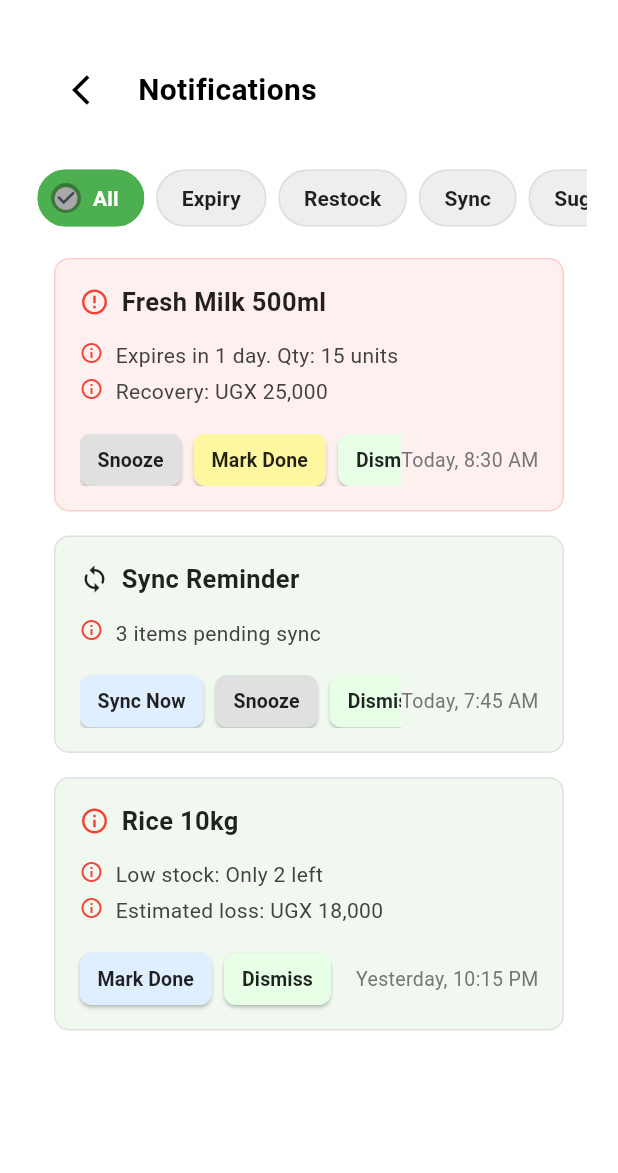
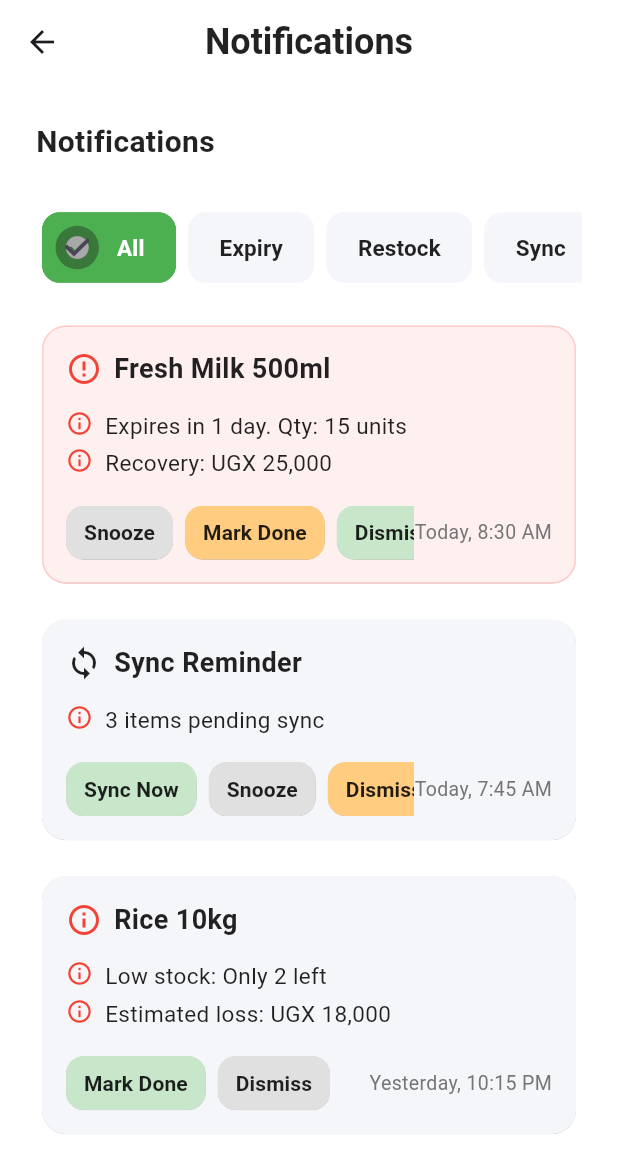
Before and after one commit to kalasamuel/FreshTally, a Flutter app: the NotificationCenterPage screen opened by its route, on a phone screen of 412 x 824 dp. Shown: the top 1173 px of the screen. Run offline on Flutter 3.47's test engine with Material 3 defaults, Android fonts, the phone set to English and light mode, and no system bars; our stand-ins replace cloud_firestore, firebase_auth, firebase_core; accounts and stored records are empty.

Commit message:
notif and syn

```diff
--- a/freshtally/lib/pages/shelfStaff/notifications/notifications_shelfstaff.dart
+++ b/freshtally/lib/pages/shelfStaff/notifications/notifications_shelfstaff.dart
@@ -1,25 +1,5 @@
 import 'package:flutter/material.dart';
-
-void main() {
-  runApp(const MyApp());
-}
-
-class MyApp extends StatelessWidget {
-  const MyApp({super.key});
-
-  @override
-  Widget build(BuildContext context) {
-    return MaterialApp(
-      title: 'Notifications UI',
-      theme: ThemeData(
-        primarySwatch: Colors.green,
-        fontFamily: 'Inter', // Assuming Inter font for a modern look
-      ),
-      home: const NotificationCenterPage(),
-      debugShowCheckedModeBanner: false, // Hide the debug banner
-    );
-  }
-}
+import 'package:freshtally/pages/shelfStaff/settings/settings_page.dart'; // Assuming settings page is shared or similar
 
 class NotificationCenterPage extends StatefulWidget {
   const NotificationCenterPage({super.key});
@@ -35,55 +15,56 @@ class _NotificationCenterPageState extends State<NotificationCenterPage> {
   @override
   Widget build(BuildContext context) {
     return Scaffold(
-      backgroundColor: const Color(0xFFFFFFFF), // Light green background
+      backgroundColor: const Color(
+        0xFFFFFFFF,
+      ), // Sets the background color of the scaffold to white.
+      appBar: AppBar(
+        backgroundColor: const Color(
+          0xFFFFFFFF,
+        ), // AppBar background color matches the body.
+        elevation: 0.0, // Removes the shadow under the app bar for a flat look.
+
+        title: const Text(
+          'Notifications',
+          style: TextStyle(
+            fontSize: 24,
+            fontWeight: FontWeight.bold,
+            color: Colors.black87,
+          ),
+        ),
+        centerTitle: true, // Centers the title in the app bar.
+      ),
       body: SafeArea(
-        child: Center(
-          child: Container(
-            margin: const EdgeInsets.all(
-              20.0,
-            ), // Margin around the main content area
+        child: SingleChildScrollView(
+          child: Padding(
+            padding: const EdgeInsets.symmetric(
+              horizontal:
+                  24.0, // Consistent horizontal padding for the content.
+              vertical: 24.0, // Consistent vertical padding for the content.
+            ),
             child: Column(
-              crossAxisAlignment:
-                  CrossAxisAlignment.start, // Align content to the start
+              crossAxisAlignment: CrossAxisAlignment
+                  .start, // Aligns children to the start (left).
               children: [
-                // App Bar Section
-                Padding(
-                  padding: const EdgeInsets.all(16.0),
-                  child: Row(
-                    children: [
-                      // Back arrow icon
-                      IconButton(
-                        icon: const Icon(
-                          Icons.arrow_back_ios,
-                          color: Colors.black,
-                        ),
-                        onPressed: () {
-                          // Handle back button press
-                          Navigator.pop(context);
-                        },
-                      ),
-                      const SizedBox(width: 8), // Spacer
-                      // "Notifications" title
+                // Section Title for "Notifications".
                 const Text(
                   'Notifications',
                   style: TextStyle(
-                          fontSize: 20,
+                    fontSize: 20, // Consistent section title font size.
                     fontWeight: FontWeight.bold,
-                          color: Colors.black,
+                    color: Colors.black87,
                   ),
                 ),
-                    ],
-                  ),
-                ),
+                const SizedBox(height: 24), // Space below the section title.
                 // Filter Chips
                 Padding(
                   padding: const EdgeInsets.symmetric(
-                    horizontal: 1.0,
+                    horizontal: 0.0, // Adjusted to match main padding.
                     vertical: 8.0,
                   ),
                   child: SingleChildScrollView(
-                    scrollDirection:
-                        Axis.horizontal, // Allow horizontal scrolling for chips
+                    scrollDirection: Axis
+                        .horizontal, // Allow horizontal scrolling for chips.
                     child: Row(
                       children: [
                         _buildFilterChip('All'),
@@ -95,15 +76,12 @@ class _NotificationCenterPageState extends State<NotificationCenterPage> {
                     ),
                   ),
                 ),
+                const SizedBox(
+                  height: 16,
+                ), // Space between chips and notification list.
                 // Notification List
-                Expanded(
-                  child: ListView(
-                    padding: const EdgeInsets.symmetric(
-                      horizontal: 16.0,
-                      vertical: 8.0,
-                    ),
-                    children: [
-                      // Expiry Notification Card
+                // Using Column directly for demonstration; in a real app,
+                // you might use ListView.builder for performance with many items.
                 _buildNotificationCard(
                   context,
                   title: 'Fresh Milk 500ml',
@@ -116,30 +94,32 @@ class _NotificationCenterPageState extends State<NotificationCenterPage> {
                   actionButtons: [
                     _buildActionButton(
                       'Snooze',
-                            Colors.grey[300]!,
+                      const Color(0xFFE0E0E0), // Lighter grey for consistency.
                       Colors.black87,
-                            () => print('Snooze pressed'),
+                      () => debugPrint('Snooze pressed'),
                     ),
                     _buildActionButton(
                       'Mark Done',
-                            const Color(0xFFFFF7A0),
+                      const Color(
+                        0xFFFFCC80,
+                      ), // Lighter orange/amber for consistency.
                       Colors.black87,
-                            () => print('Mark Done pressed'),
+                      () => debugPrint('Mark Done pressed'),
                     ),
                     _buildActionButton(
                       'Dismiss',
-                            const Color(0xFFE6FFE6),
+                      const Color(0xFFC8E6C9), // Light green for consistency.
                       Colors.black87,
-                            () => print('Dismiss pressed'),
+                      () => debugPrint('Dismiss pressed'),
                     ),
                   ],
                   time: 'Today, 8:30 AM',
                   cardColor: const Color(
                     0xFFFFF0F0,
-                        ), // Light reddish background
-                        borderColor: const Color(0xFFFFCCCC), // Reddish border
+                  ), // Light reddish background.
+                  borderColor: const Color(0xFFFFCCCC), // Reddish border.
                 ),
-                      const SizedBox(height: 16), // Space between cards
+                const SizedBox(height: 16), // Space between cards.
                 // Sync Reminder Notification Card
                 _buildNotificationCard(
                   context,
@@ -150,28 +130,30 @@ class _NotificationCenterPageState extends State<NotificationCenterPage> {
                   actionButtons: [
                     _buildActionButton(
                       'Sync Now',
-                            const Color(0xFFE0EFFF),
+                      const Color(0xFFC8E6C9), // Light green for consistency.
                       Colors.black87,
-                            () => print('Sync Now pressed'),
+                      () => debugPrint('Sync Now pressed'),
                     ),
                     _buildActionButton(
                       'Snooze',
-                            Colors.grey[300]!,
+                      const Color(0xFFE0E0E0), // Lighter grey for consistency.
                       Colors.black87,
-                            () => print('Snooze pressed'),
+                      () => debugPrint('Snooze pressed'),
                     ),
                     _buildActionButton(
                       'Dismiss',
-                            const Color(0xFFE6FFE6),
+                      const Color(
+                        0xFFFFCC80,
+                      ), // Lighter orange/amber for consistency.
                       Colors.black87,
-                            () => print('Dismiss pressed'),
+                      () => debugPrint('Dismiss pressed'),
                     ),
                   ],
                   time: 'Today, 7:45 AM',
                   cardColor: const Color(
-                          0xFFF0F8F0,
-                        ), // Very light green/off-white
-                        borderColor: Colors.grey[300]!, // Light grey border
+                    0xFFF5F6FA,
+                  ), // Consistent light background.
+                  borderColor: Colors.transparent, // No border for this card.
                 ),
                 const SizedBox(height: 16),
 
@@ -188,27 +170,24 @@ class _NotificationCenterPageState extends State<NotificationCenterPage> {
                   actionButtons: [
                     _buildActionButton(
                       'Mark Done',
-                            const Color(0xFFE0EFFF),
+                      const Color(0xFFC8E6C9), // Light green for consistency.
                       Colors.black87,
-                            () => print('Mark Done pressed'),
+                      () => debugPrint('Mark Done pressed'),
                     ),
                     _buildActionButton(
                       'Dismiss',
-                            const Color(0xFFE6FFE6),
+                      const Color(0xFFE0E0E0), // Lighter grey for consistency.
                       Colors.black87,
-                            () => print('Dismiss pressed'),
+                      () => debugPrint('Dismiss pressed'),
                     ),
                   ],
                   time: 'Yesterday, 10:15 PM',
                   cardColor: const Color(
-                          0xFFF0F8F0,
-                        ), // Very light green/off-white
-                        borderColor: Colors.grey[300]!, // Light grey border
+                    0xFFF5F6FA,
+                  ), // Consistent light background.
+                  borderColor: Colors.transparent, // No border for this card.
                 ),
-                      const SizedBox(height: 16), // Space after the last card
-                    ],
-                  ),
-                ),
+                const SizedBox(height: 16), // Space after the last card.
               ],
             ),
           ),
@@ -217,7 +196,7 @@ class _NotificationCenterPageState extends State<NotificationCenterPage> {
     );
   }
 
-  // Helper method to build a filter chip
+  // Helper method to build a filter chip.
   Widget _buildFilterChip(String text) {
     final bool isSelected = _selectedFilter == text;
     return Padding(
@@ -228,31 +207,43 @@ class _NotificationCenterPageState extends State<NotificationCenterPage> {
           style: TextStyle(
             color: isSelected ? Colors.white : Colors.black87,
             fontWeight: FontWeight.w600,
+            fontSize: 15, // Consistent font size for chips.
           ),
         ),
         selected: isSelected,
-        selectedColor: Colors.green, // Green when selected
-        backgroundColor: Colors.grey[200], // Light grey when not selected
+        selectedColor: const Color(0xFF4CAF50), // Green when selected.
+        backgroundColor: const Color(
+          0xFFF5F6FA,
+        ), // Light background when not selected.
         onSelected: (bool selected) {
           setState(() {
             _selectedFilter = text;
           });
         },
         shape: RoundedRectangleBorder(
-          borderRadius: BorderRadius.circular(20.0),
+          borderRadius: BorderRadius.circular(
+            12.0,
+          ), // Consistent rounded corners.
           side: BorderSide(
-            color: isSelected ? Colors.green : Colors.grey[300]!,
+            color: isSelected
+                ? const Color(0xFF4CAF50)
+                : Colors
+                      .transparent, // Green border when selected, transparent otherwise.
           ),
         ),
-        labelPadding: const EdgeInsets.symmetric(horizontal: 8.0),
+        labelPadding: const EdgeInsets.symmetric(
+          horizontal: 12.0,
+          vertical: 4.0,
+        ), // Adjusted padding.
         avatar: isSelected
             ? const Icon(Icons.check_circle, color: Colors.white, size: 18)
-            : null, // Checkmark when selected
+            : null, // Checkmark when selected.
+        elevation: 0.1, // Subtle elevation for chips.
       ),
     );
   }
 
-  // Helper method to build a notification card
+  // Helper method to build a notification card.
   Widget _buildNotificationCard(
     BuildContext context, {
     required String title,
@@ -264,32 +255,34 @@ class _NotificationCenterPageState extends State<NotificationCenterPage> {
     required Color cardColor,
     required Color borderColor,
   }) {
-    return Container(
+    return Card(
+      elevation: 0.1, // Subtle elevation for cards.
+      shape: RoundedRectangleBorder(
+        borderRadius: BorderRadius.circular(16), // Rounded corners for cards.
+        side: BorderSide(color: borderColor), // Apply border color here.
+      ),
+      color: cardColor, // Apply card background color.
+      child: Padding(
         padding: const EdgeInsets.all(16.0),
-      decoration: BoxDecoration(
-        color: cardColor,
-        borderRadius: BorderRadius.circular(10.0),
-        border: Border.all(color: borderColor),
-      ),
         child: Column(
           crossAxisAlignment: CrossAxisAlignment.start,
           children: [
             // Title and Icon
             Row(
               children: [
-              Icon(icon, color: iconColor, size: 20),
+                Icon(icon, color: iconColor, size: 24), // Consistent icon size.
                 const SizedBox(width: 8),
                 Text(
                   title,
                   style: const TextStyle(
-                  fontSize: 17,
+                    fontSize: 18, // Consistent title font size.
                     fontWeight: FontWeight.bold,
                     color: Colors.black87,
                   ),
                 ),
               ],
             ),
-          const SizedBox(height: 12), // Space below title
+            const SizedBox(height: 12), // Space below title.
             // Details
             Column(
               crossAxisAlignment: CrossAxisAlignment.start,
@@ -302,16 +295,16 @@ class _NotificationCenterPageState extends State<NotificationCenterPage> {
                         children: [
                           Icon(
                             Icons.info_outline,
-                          color: Colors.red,
-                          size: 16,
-                        ), // Small info icon
+                            color: Colors.red, // Small info icon.
+                            size: 18, // Consistent info icon size.
+                          ),
                           const SizedBox(width: 8),
                           Expanded(
                             child: Text(
                               detail,
-                            style: TextStyle(
-                              color: Colors.grey[800],
-                              fontSize: 14,
+                              style: const TextStyle(
+                                color: Colors.black87, // Consistent text color.
+                                fontSize: 15, // Consistent font size.
                               ),
                             ),
                           ),
@@ -321,7 +314,7 @@ class _NotificationCenterPageState extends State<NotificationCenterPage> {
                   )
                   .toList(),
             ),
-          const SizedBox(height: 16), // Space before buttons
+            const SizedBox(height: 16), // Space before buttons.
             // Action Buttons and Time
             Row(
               mainAxisAlignment: MainAxisAlignment.spaceBetween,
@@ -329,7 +322,7 @@ class _NotificationCenterPageState extends State<NotificationCenterPage> {
                 Expanded(
                   child: SingleChildScrollView(
                     scrollDirection: Axis
-                      .horizontal, // Allow horizontal scrolling for buttons if many
+                        .horizontal, // Allow horizontal scrolling for buttons if many.
                     child: Row(
                       children: actionButtons
                           .map(
@@ -344,38 +337,48 @@ class _NotificationCenterPageState extends State<NotificationCenterPage> {
                 ),
                 Text(
                   time,
-                style: TextStyle(color: Colors.grey[600], fontSize: 13),
+                  style: TextStyle(
+                    color: Colors.grey[600],
+                    fontSize: 13,
+                  ), // Time text style.
                 ),
               ],
             ),
           ],
         ),
+      ),
     );
   }
 
-  // Helper method to build a small action button
+  // Helper method to build a small action button.
   Widget _buildActionButton(
     String text,
     Color backgroundColor,
     Color textColor,
     VoidCallback onPressed,
   ) {
-    return ElevatedButton(
+    return SizedBox(
+      // Wrap ElevatedButton in SizedBox for fixed height
+      height: 36, // Consistent small button height.
+      child: ElevatedButton(
         onPressed: onPressed,
         style: ElevatedButton.styleFrom(
           backgroundColor: backgroundColor,
           padding: const EdgeInsets.symmetric(horizontal: 12.0, vertical: 8.0),
-        shape: RoundedRectangleBorder(borderRadius: BorderRadius.circular(8.0)),
-        elevation: 1, // Subtle elevation for buttons
-        minimumSize: Size.zero, // Remove minimum size constraints
-        tapTargetSize: MaterialTapTargetSize.shrinkWrap, // Shrink tap target
+          shape: RoundedRectangleBorder(
+            borderRadius: BorderRadius.circular(12.0),
+          ), // Consistent rounded corners.
+          elevation: 0.1, // Subtle elevation for buttons.
+          minimumSize: Size.zero, // Remove minimum size constraints.
+          tapTargetSize: MaterialTapTargetSize.shrinkWrap, // Shrink tap target.
         ),
         child: Text(
           text,
           style: TextStyle(
-          fontSize: 13,
+            fontSize: 14, // Consistent font size for action buttons.
             color: textColor,
             fontWeight: FontWeight.w600,
+          ),
         ),
       ),
     );
```
Also changed, not shown: freshtally/lib/pages/shelfStaff/sync/sync_status_page.dart (+115 -123 lines). Lines whose indentation alone changed are shown as unchanged.
